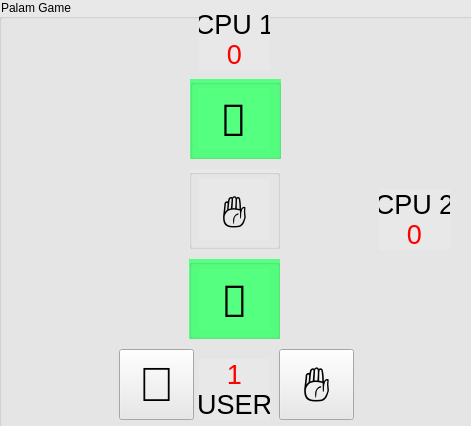
First picture: the form in game/game.ui, repository danielnv051/Assignment-20, before the edit.
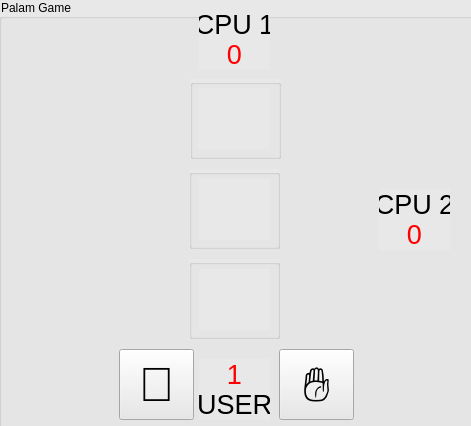
Second picture: the form after the edit.

Commit message: complete assignment 20

```diff
--- a/game/game.ui
+++ b/game/game.ui
@@ -38,9 +38,6 @@
        <height>80</height>
       </rect>
      </property>
-     <property name="styleSheet">
-      <string notr="true">background-color: rgb(85, 255, 127)</string>
-     </property>
      <property name="title">
       <string/>
      </property>
@@ -60,7 +57,7 @@
        </font>
       </property>
       <property name="text">
-       <string>🤚</string>
+       <string/>
       </property>
       <property name="alignment">
        <set>Qt::AlignCenter</set>
@@ -95,7 +92,7 @@
        </font>
       </property>
       <property name="text">
-       <string>✋</string>
+       <string/>
       </property>
       <property name="alignment">
        <set>Qt::AlignCenter</set>
@@ -111,9 +108,6 @@
        <height>80</height>
       </rect>
      </property>
-     <property name="styleSheet">
-      <string notr="true">background-color: rgb(85, 255, 127)</string>
-     </property>
      <property name="title">
       <string/>
      </property>
@@ -133,7 +127,7 @@
        </font>
       </property>
       <property name="text">
-       <string>🤚</string>
+       <string/>
       </property>
       <property name="alignment">
        <set>Qt::AlignCenter</set>
```
The commit also changes 1 other file.
